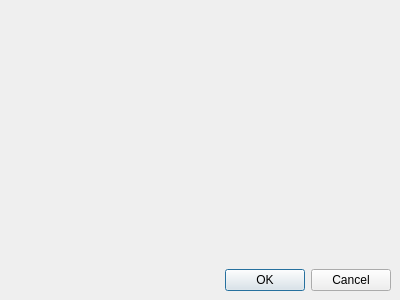
This is src/editor/itemsettingsgui.ui in bluecking/ikaruga as Qt 5 draws it before an edit. The edited form follows.
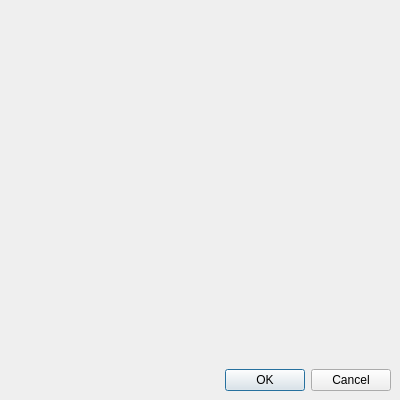
This is the edited form.

What changed in the file:
```diff
--- a/src/editor/itemsettingsgui.ui
+++ b/src/editor/itemsettingsgui.ui
@@ -7,9 +7,15 @@
     <x>0</x>
     <y>0</y>
     <width>400</width>
-    <height>300</height>
+    <height>400</height>
    </rect>
   </property>
+  <property name="sizePolicy">
+   <sizepolicy hsizetype="Maximum" vsizetype="Maximum">
+    <horstretch>0</horstretch>
+    <verstretch>0</verstretch>
+   </sizepolicy>
+  </property>
   <property name="windowTitle">
    <string>Dialog</string>
   </property>
@@ -19,7 +25,7 @@
      <x>10</x>
      <y>10</y>
      <width>381</width>
-     <height>281</height>
+     <height>381</height>
     </rect>
    </property>
    <layout class="QVBoxLayout" name="VertMain">
@@ -50,6 +56,9 @@
       <property name="standardButtons">
        <set>QDialogButtonBox::Cancel|QDialogButtonBox::Ok</set>
       </property>
+      <property name="centerButtons">
+       <bool>false</bool>
+      </property>
      </widget>
     </item>
    </layout>
```
Left out of the diff: 6 changed lines with no effect on the pictures.
